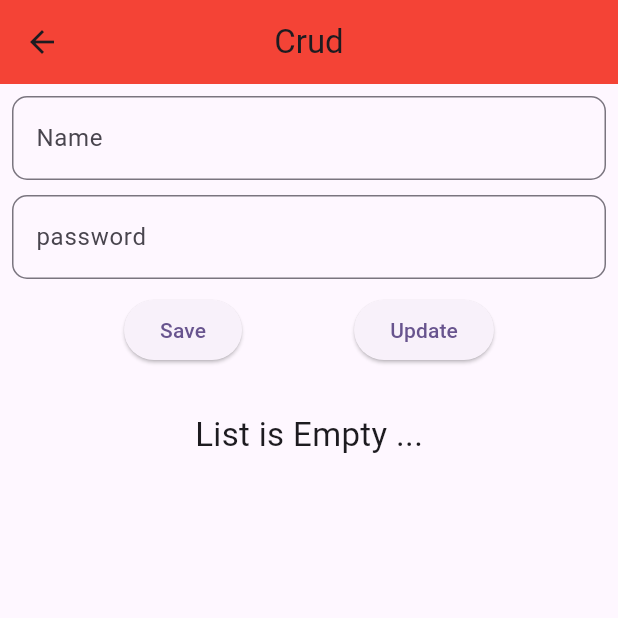
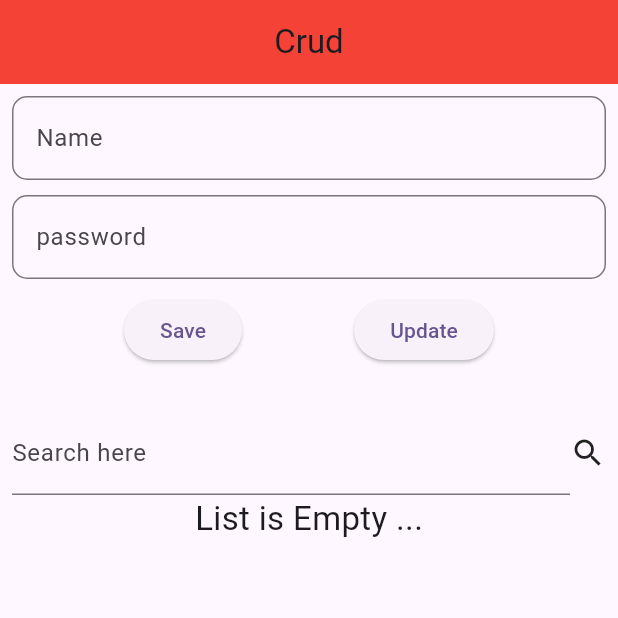
Before and after one commit to HetPatel0/fluttercodes, a Flutter app: the Todo screen opened directly, on a phone screen of 412 x 824 dp, the top half of it. Run offline on Flutter 3.47's test engine with Material 3 defaults, Android fonts, the phone set to English and light mode, and no system bars; missing offline and left inert: hittaker.

Commit message:
todo list changes

```diff
--- a/lib/Extra/todo.dart
+++ b/lib/Extra/todo.dart
@@ -16,6 +16,7 @@ class Todo extends StatefulWidget {
 class _TodoState extends State<Todo> {
   TextEditingController nameController = TextEditingController();
   TextEditingController passController = TextEditingController();
+  TextEditingController searchController = TextEditingController();
   List<User> users=List.empty(growable:true);
   int selectedIndex =-1;
   @override
@@ -73,6 +74,26 @@ class _TodoState extends State<Todo> {
               ],
             ),
             SizedBox(height: 30,),
+            Row(
+              children: [
+                Expanded(
+                  child: TextFormField(
+                    controller: searchController,
+                    decoration: InputDecoration(
+                      labelText: "Search here",
+                    ),
+                  ),
+                ),
+                InkWell( onTap: () {
+                 List<User> filterUsers =[];
+                  setState(() {
+                    String data =searchController.toString().toLowerCase();
+                    filterUsers= users.where((element) { return element.name.toLowerCase().contains(data);}) .toList();
+                  });
+                } ,child: Icon(Icons.search))
+
+              ],
+            ),
             users.isEmpty? Text("List is Empty ...",style: TextStyle(fontSize: 22),):
             Expanded(
               child: ListView.builder(
--- a/lib/main.dart
+++ b/lib/main.dart
@@ -1,4 +1,5 @@
 import 'package:flutter/material.dart';
+import 'package:fluttercodes/Extra/todo.dart';
 
 import 'Lab-6/demo.dart';
 
@@ -18,7 +19,7 @@ class MyApp extends StatelessWidget {
         colorScheme: ColorScheme.fromSeed(seedColor: Colors.deepPurple),
         useMaterial3: true,
       ),
-      home: Demo(),
+      home: Todo(),
     );
   }
 }
```
